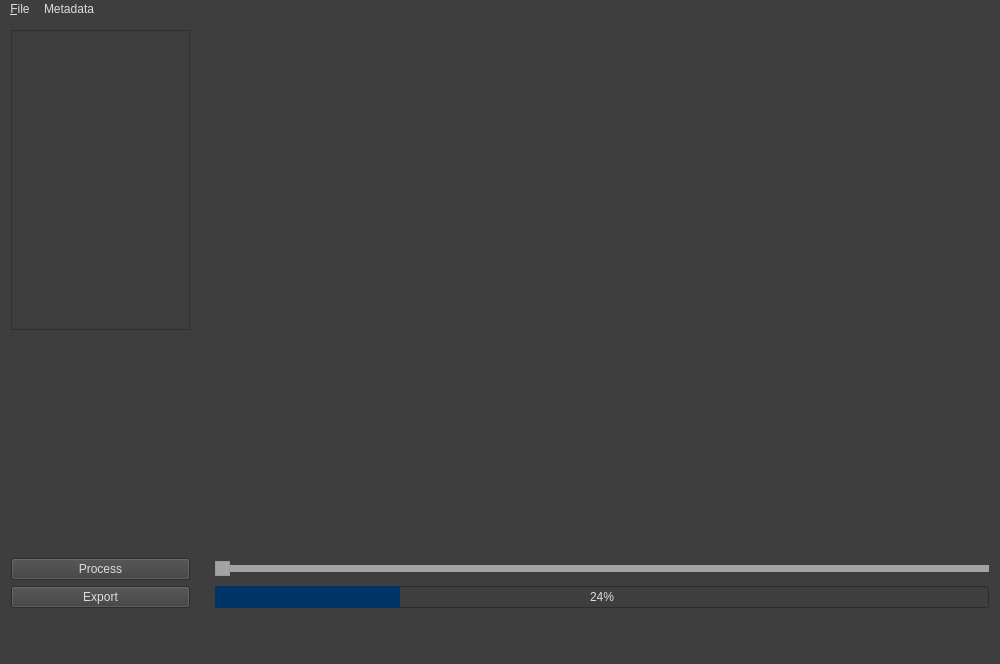
Before: the Qt Designer form GUI/GUI.ui in hannahmunoz/Thesis, drawn with Qt 5.
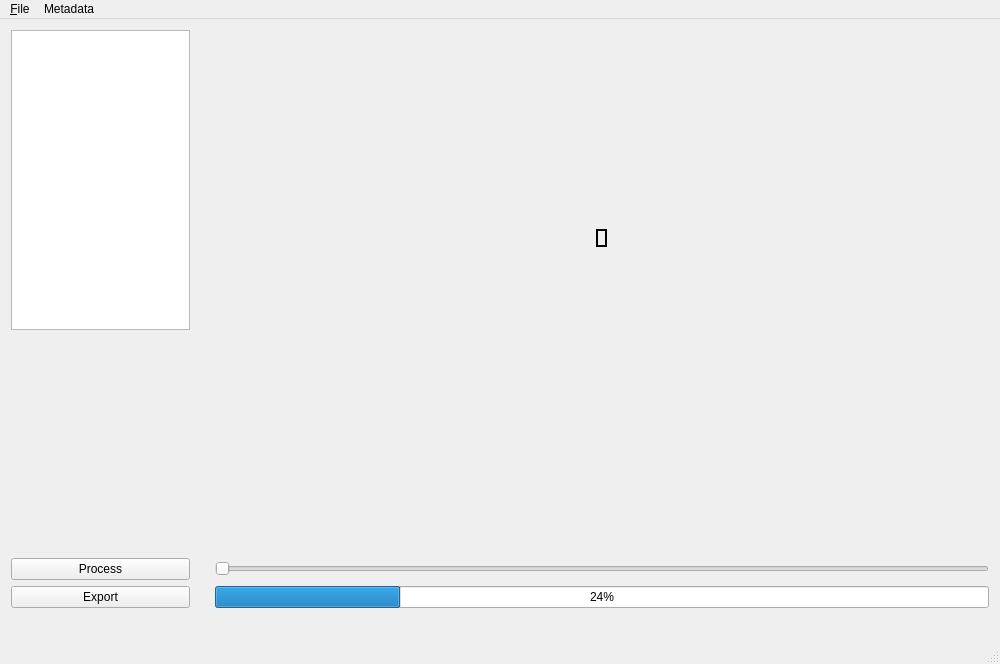
After: the same form once the commit is applied. Custom widgets are drawn as their Qt base class.

Diff of the .ui file:
```diff
--- a/GUI/GUI.ui
+++ b/GUI/GUI.ui
@@ -69,7 +69,7 @@
 	COLOR_ACCENT   = #003366
 */
 
-* {
+/** {
 	background: #3e3e3e;
 	color: #DDDDDD;
 
```
